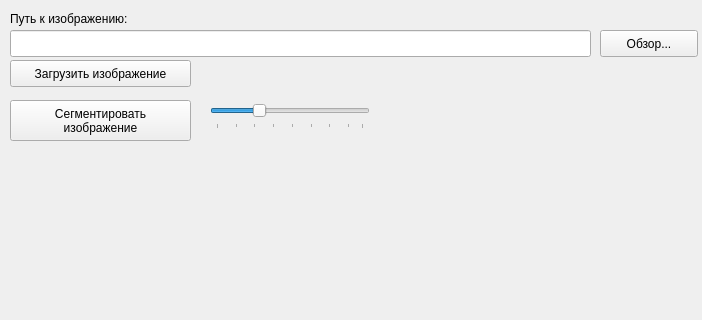
Old version of the form mainwindow.ui in the repository FullBoa/segmentation_k-means; both pictures show x 0 to 702 and y 0 to 320 of the 702 by 584 pixel window.
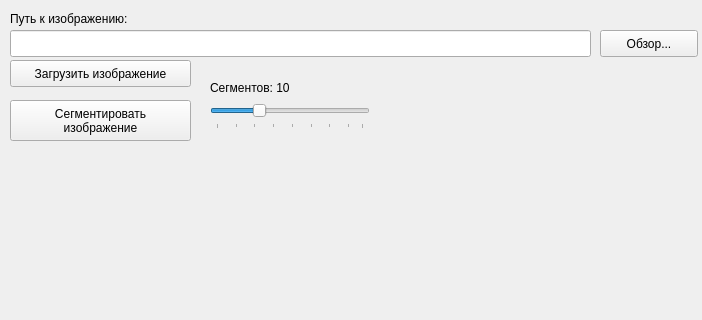
New version of the form.

Commit message: Отображение количества сегментов и числа итераций

Patch:
```diff
--- a/mainwindow.ui
+++ b/mainwindow.ui
@@ -132,7 +132,7 @@
      <rect>
       <x>370</x>
       <y>110</y>
-      <width>161</width>
+      <width>321</width>
       <height>17</height>
      </rect>
     </property>
@@ -140,6 +140,19 @@
      <string>&lt;html&gt;&lt;head/&gt;&lt;body&gt;&lt;p&gt;&lt;br/&gt;&lt;/p&gt;&lt;/body&gt;&lt;/html&gt;</string>
     </property>
    </widget>
+   <widget class="QLabel" name="labelSegmentCount">
+    <property name="geometry">
+     <rect>
+      <x>210</x>
+      <y>80</y>
+      <width>151</width>
+      <height>17</height>
+     </rect>
+    </property>
+    <property name="text">
+     <string>&lt;html&gt;&lt;head/&gt;&lt;body&gt;&lt;p&gt;Сегментов: 10&lt;/p&gt;&lt;/body&gt;&lt;/html&gt;</string>
+    </property>
+   </widget>
   </widget>
   <widget class="QMenuBar" name="menuBar">
    <property name="geometry">
```
The commit also changes 2 other files.
